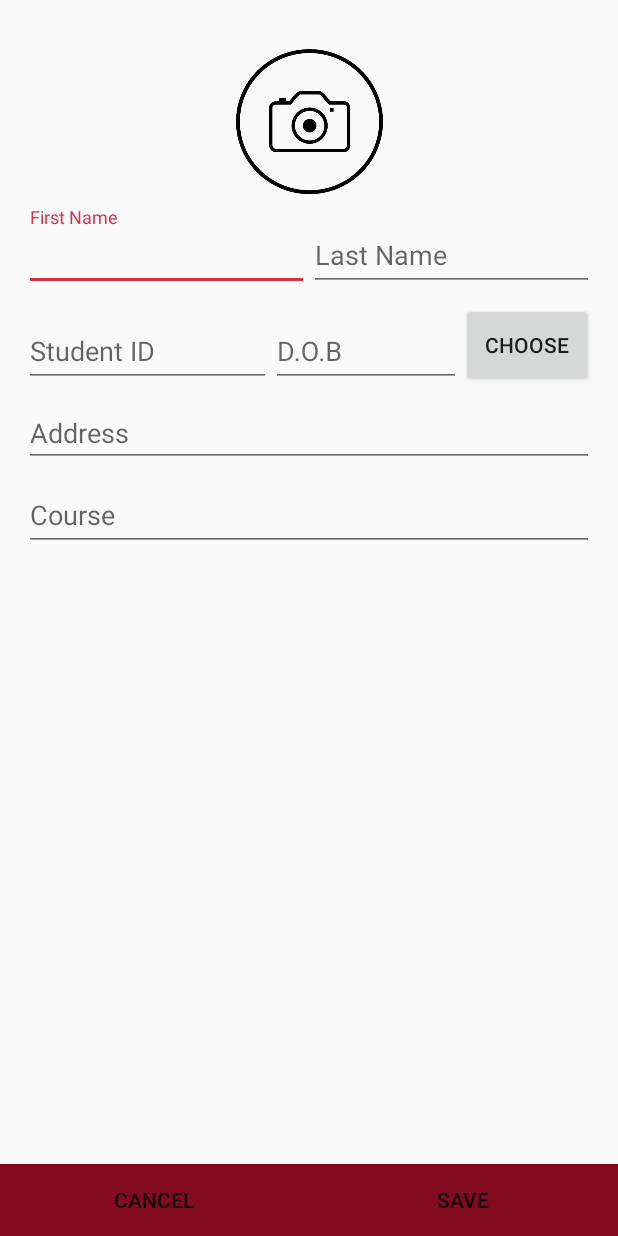
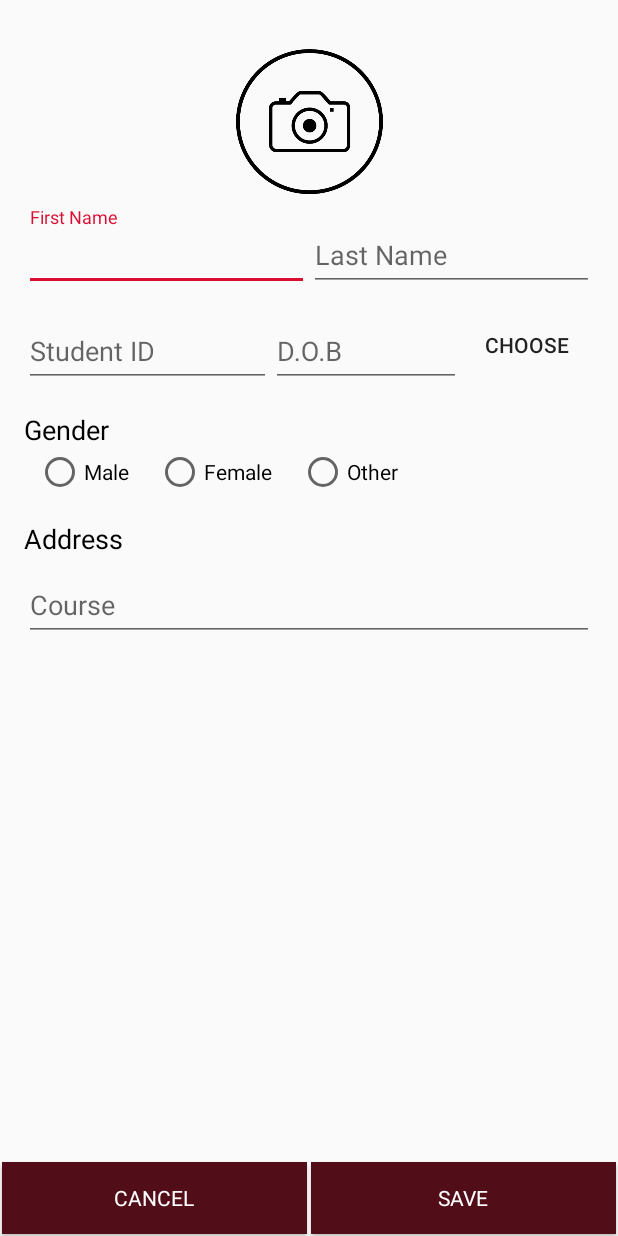
Before and after one commit to Zempire/Teachers-Pet, an Android app: the StudentCreator screen opened directly, with no data from a screen before it, on a phone screen of 412 x 824 dp. Run offline under Robolectric (Android 15) with nearby library versions, the phone set to English and light mode, and no system bars.

Commit message:
More work on Student Creator

```diff
--- a/app/src/main/java/com/example/android/tabsetup/MainActivity.java
+++ b/app/src/main/java/com/example/android/tabsetup/MainActivity.java
@@ -1,10 +1,15 @@
 package com.example.android.tabsetup;
 
 import androidx.appcompat.app.AppCompatActivity;
+import androidx.core.content.ContextCompat;
 import androidx.viewpager.widget.ViewPager;
 
+import android.annotation.SuppressLint;
+import android.os.Build;
 import android.os.Bundle;
 import android.view.View;
+import android.widget.LinearLayout;
+import android.widget.TextView;
 import android.widget.Toolbar;
 
 import com.google.android.material.tabs.TabItem;
@@ -40,6 +45,38 @@ public class MainActivity extends AppCompatActivity {
             @Override
             public void onTabSelected(TabLayout.Tab tab) {
                 viewPager.setCurrentItem(tab.getPosition());
+                switch(tab.getPosition()) {
+                    case 1:
+                        toolbar.setBackgroundColor(ContextCompat.getColor(MainActivity.this,
+                                R.color.colorPrimary));
+                        tabLayout.setBackgroundColor(ContextCompat.getColor(MainActivity.this,
+                                R.color.colorPrimary));
+                        if (Build.VERSION.SDK_INT >= Build.VERSION_CODES.LOLLIPOP) {
+                            getWindow().setStatusBarColor(ContextCompat.getColor(
+                                    MainActivity.this, R.color.colorPrimary));
+                        }
+                        break;
+                    case 2:
+                        toolbar.setBackgroundColor(ContextCompat.getColor(MainActivity.this,
+                                R.color.colorAccent));
+                        tabLayout.setBackgroundColor(ContextCompat.getColor(MainActivity.this,
+                                R.color.colorAccent));
+                        if (Build.VERSION.SDK_INT >= Build.VERSION_CODES.LOLLIPOP) {
+                            getWindow().setStatusBarColor(ContextCompat.getColor(
+                                    MainActivity.this, R.color.colorAccent));
+                        }
+                        break;
+                    default:
+                        toolbar.setBackgroundColor(ContextCompat.getColor(MainActivity.this,
+                                R.color.colorPrimaryDark));
+                        tabLayout.setBackgroundColor(ContextCompat.getColor(MainActivity.this,
+                                R.color.colorPrimaryDark));
+                        if (Build.VERSION.SDK_INT >= Build.VERSION_CODES.LOLLIPOP) {
+                            getWindow().setStatusBarColor(ContextCompat.getColor(
+                                    MainActivity.this, R.color.colorPrimaryDark));
+                        }
+                        break;
+                }
             }
 
             @Override
--- a/app/src/main/java/com/example/android/tabsetup/StudentCreator.java
+++ b/app/src/main/java/com/example/android/tabsetup/StudentCreator.java
@@ -1,16 +1,33 @@
 package com.example.android.tabsetup;
 
 import android.os.Bundle;
-import android.os.PersistableBundle;
+import android.view.View;
+import android.widget.LinearLayout;
+import android.widget.TextView;
 
 import androidx.annotation.Nullable;
 import androidx.appcompat.app.AppCompatActivity;
 
 public class StudentCreator extends AppCompatActivity {
 
+    TextView address;
+    LinearLayout addressExpanded;
+
     @Override
     protected void onCreate(@Nullable Bundle savedInstanceState) {
         super.onCreate(savedInstanceState);
         setContentView(R.layout.activity_create_student);
+
+        address = findViewById(R.id.addressHeader);
+        addressExpanded = findViewById(R.id.addressLayout);
+        address.setOnClickListener(new View.OnClickListener() {
+            @Override
+            public void onClick(View view) {
+                if (addressExpanded.getVisibility() == view.VISIBLE)
+                    addressExpanded.setVisibility(View.GONE);
+                else
+                    addressExpanded.setVisibility(view.VISIBLE);
+            }
+        });
     }
 }
--- a/app/src/main/res/layout/activity_create_student.xml
+++ b/app/src/main/res/layout/activity_create_student.xml
@@ -107,23 +107,52 @@
             android:layout_width="0dp"
             android:layout_height="match_parent"
             android:layout_weight=".7"
-            android:text="choose" />
+            android:backgroundTint="@android:color/transparent"
+            android:text="choose"
+            style="?android:attr/borderlessButtonStyle" />
 
     </LinearLayout>
 
-    <EditText
-        android:id="@+id/address"
+    <TextView
+        android:id="@+id/addressHeader"
         android:layout_width="match_parent"
         android:layout_height="wrap_content"
         android:layout_marginStart="16dp"
+        android:layout_marginTop="16dp"
+        android:layout_marginEnd="16dp"
+        android:clickable="true"
+        android:text="Address"
+        android:textAlignment="viewStart"
+        android:textColor="@android:color/black"
+        android:textSize="18sp"
+        app:layout_constraintEnd_toEndOf="parent"
+        app:layout_constraintHorizontal_bias="0.0"
+        app:layout_constraintStart_toStartOf="parent"
+        app:layout_constraintTop_toBottomOf="@+id/genderRadioGroup" />
+
+    <LinearLayout
+        android:id="@+id/addressLayout"
+        android:layout_width="match_parent"
+        android:layout_height="wrap_content"
+        android:layout_marginStart="24dp"
         android:layout_marginTop="8dp"
         android:layout_marginEnd="16dp"
-        android:hint="Address"
-        android:inputType="textPostalAddress"
+        android:orientation="vertical"
+        android:visibility="gone"
         app:layout_constraintEnd_toEndOf="parent"
-        app:layout_constraintHorizontal_bias="1.0"
         app:layout_constraintStart_toStartOf="parent"
-        app:layout_constraintTop_toBottomOf="@+id/id_dobLayout" />
+        app:layout_constraintTop_toBottomOf="@+id/addressHeader">
+
+        <EditText
+            android:layout_width="match_parent"
+            android:layout_height="wrap_content"
+            android:text="FUCK" />
+
+        <EditText
+            android:layout_width="match_parent"
+            android:layout_height="wrap_content"
+            android:text="YOU" />
+    </LinearLayout>
 
     <EditText
         android:id="@+id/course"
@@ -136,13 +165,12 @@
         app:layout_constraintEnd_toEndOf="parent"
         app:layout_constraintHorizontal_bias="0.0"
         app:layout_constraintStart_toStartOf="parent"
-        app:layout_constraintTop_toBottomOf="@+id/address" />
+        app:layout_constraintTop_toBottomOf="@+id/addressLayout" />
 
     <LinearLayout
         android:id="@+id/optionsLayout"
         android:layout_width="match_parent"
         android:layout_height="wrap_content"
-        android:background="#b2b2b2"
         android:orientation="horizontal"
         app:layout_constraintBottom_toBottomOf="parent"
         app:layout_constraintEnd_toEndOf="parent"
@@ -153,17 +181,68 @@
             android:id="@+id/cancel_btn"
             android:layout_width="wrap_content"
             android:layout_height="wrap_content"
+            android:layout_margin="1dp"
             android:layout_weight="1"
-            android:background="@color/colorPrimary"
-            android:text="cancel" />
+            android:background="@color/colorPrimaryDark"
+            android:text="CANCEL"
+            style="@style/ButtonColor"/>
 
         <Button
             android:id="@+id/save_btn"
             android:layout_width="wrap_content"
             android:layout_height="wrap_content"
+            android:layout_margin="1dp"
             android:layout_weight="1"
-            android:background="@color/colorPrimary"
-            android:text="Save" />
+            android:background="@color/colorPrimaryDark"
+            android:text="SAVE"
+            style="@style/ButtonColor"/>
     </LinearLayout>
 
+    <TextView
+        android:id="@+id/genderHeader"
+        android:layout_width="match_parent"
+        android:layout_height="wrap_content"
+        android:layout_marginStart="16dp"
+        android:layout_marginTop="16dp"
+        android:layout_marginEnd="16dp"
+        android:text="Gender"
+        android:textAlignment="viewStart"
+        android:textColor="@android:color/black"
+        android:textSize="18sp"
+        app:layout_constraintEnd_toEndOf="parent"
+        app:layout_constraintStart_toStartOf="parent"
+        app:layout_constraintTop_toBottomOf="@+id/id_dobLayout" />
+
+    <RadioGroup
+        android:id="@+id/genderRadioGroup"
+        android:layout_width="0dp"
+        android:layout_height="wrap_content"
+        android:layout_marginStart="24dp"
+        android:layout_marginEnd="16dp"
+        android:orientation="horizontal"
+        app:layout_constraintEnd_toEndOf="parent"
+        app:layout_constraintStart_toStartOf="parent"
+        app:layout_constraintTop_toBottomOf="@+id/genderHeader">
+
+        <RadioButton
+            android:id="@+id/maleRadio"
+            android:layout_width="wrap_content"
+            android:layout_height="match_parent"
+            android:layout_marginRight="18dp"
+            android:text="Male" />
+
+        <RadioButton
+            android:id="@+id/femaleRadio"
+            android:layout_width="wrap_content"
+            android:layout_height="match_parent"
+            android:layout_marginRight="18dp"
+            android:text="Female" />
+
+        <RadioButton
+            android:id="@+id/otherRadio"
+            android:layout_width="wrap_content"
+            android:layout_height="match_parent"
+            android:text="Other" />
+    </RadioGroup>
+
 </androidx.constraintlayout.widget.ConstraintLayout>
--- a/app/src/main/res/layout/activity_main.xml
+++ b/app/src/main/res/layout/activity_main.xml
@@ -11,15 +11,15 @@
         android:id="@+id/toolbar"
         android:layout_width="match_parent"
         android:layout_height="wrap_content"
-        android:background="?attr/colorPrimary"/>
+        android:background="?attr/colorPrimaryDark"/>
 
     <com.google.android.material.tabs.TabLayout
         android:id="@+id/tab_layout"
         android:layout_width="match_parent"
         android:layout_height="wrap_content"
-        android:background="@color/colorPrimary"
+        android:background="@color/colorPrimaryDark"
         app:tabSelectedTextColor="@android:color/white"
-        app:tabTextColor="@android:color/black">
+        app:tabTextColor="@color/unselectedTab">
 
         <com.google.android.material.tabs.TabItem
             android:id="@+id/tabStudents"
--- a/app/src/main/res/layout/activity_student_tab.xml
+++ b/app/src/main/res/layout/activity_student_tab.xml
@@ -13,7 +13,7 @@
         android:layout_marginEnd="16dp"
         android:layout_marginBottom="16dp"
         android:clickable="true"
-        android:backgroundTint="@color/colorPrimary"
+        android:backgroundTint="@color/colorPrimaryDark"
         android:src="@drawable/plus"
         app:layout_constraintBottom_toBottomOf="parent"
         app:layout_constraintEnd_toEndOf="parent" />
--- a/app/src/main/res/values/colors.xml
+++ b/app/src/main/res/values/colors.xml
@@ -2,5 +2,8 @@
 <resources>
     <color name="colorPrimary">#830b1f</color>
     <color name="colorPrimaryDark">#510d18</color>
-    <color name="colorAccent">#d2304b</color>
+    <color name="colorAccent">#da0e30</color>
+
+    <!--Resources for Tabs and stuff-->
+    <color name="unselectedTab">#C2C2C2</color>
 </resources>
--- a/app/src/main/res/values/styles.xml
+++ b/app/src/main/res/values/styles.xml
@@ -8,4 +8,8 @@
         <item name="colorAccent">@color/colorAccent</item>
     </style>
 
+    <style name="ButtonColor" parent="@android:style/Widget.Button">
+        <item name="android:textColor">#FFFFFF</item>
+    </style>
+
 </resources>
```
